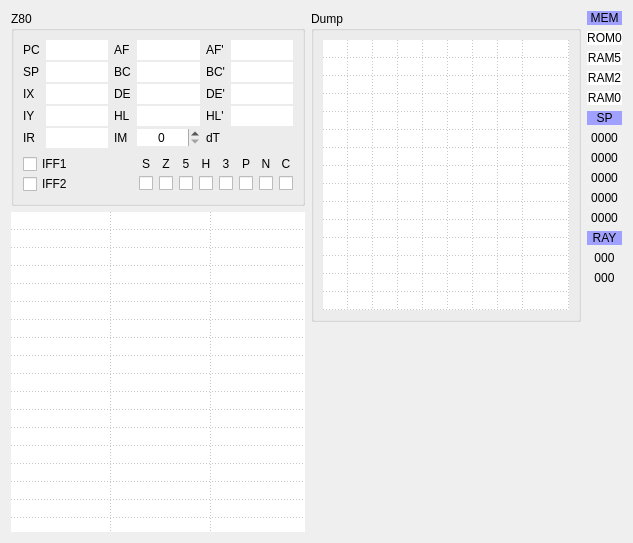
This is ui/debuger.ui in samstyle/Xpeccy as Qt 5 draws it before an edit. The edited form follows.
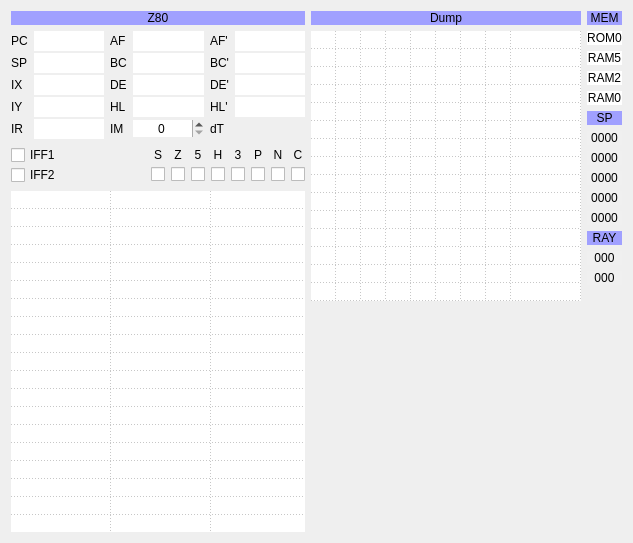
This is the edited form. Icons and pictures are not drawn.

The edit to the form file:
```diff
--- a/ui/debuger.ui
+++ b/ui/debuger.ui
@@ -27,17 +27,18 @@
    <item>
     <layout class="QVBoxLayout" name="verticalLayout_5">
      <item>
-      <widget class="QGroupBox" name="groupBox">
-       <property name="minimumSize">
-        <size>
-         <width>165</width>
-         <height>0</height>
-        </size>
+      <widget class="QLabel" name="label_26">
+       <property name="styleSheet">
+        <string notr="true">background-color: rgb(160, 160, 255)</string>
        </property>
-       <property name="title">
+       <property name="text">
         <string>Z80</string>
        </property>
-       <layout class="QVBoxLayout" name="verticalLayout">
+       <property name="alignment">
+        <set>Qt::AlignCenter</set>
+       </property>
+      </widget>
+     </item>
         <item>
          <layout class="QGridLayout" name="gridLayout">
           <property name="verticalSpacing">
@@ -584,9 +585,6 @@
           </item>
          </layout>
         </item>
-       </layout>
-      </widget>
-     </item>
      <item>
       <widget class="QTableWidget" name="dasmTable">
        <property name="contextMenuPolicy">
@@ -665,23 +663,18 @@
    <item>
     <layout class="QVBoxLayout" name="verticalLayout_4">
      <item>
-      <widget class="QGroupBox" name="groupBox_4">
-       <property name="sizePolicy">
-        <sizepolicy hsizetype="Fixed" vsizetype="Preferred">
-         <horstretch>0</horstretch>
-         <verstretch>0</verstretch>
-        </sizepolicy>
+      <widget class="QLabel" name="label_28">
+       <property name="styleSheet">
+        <string notr="true">background-color: rgb(160, 160, 255)</string>
        </property>
-       <property name="minimumSize">
-        <size>
-         <width>270</width>
-         <height>0</height>
-        </size>
-       </property>
-       <property name="title">
+       <property name="text">
         <string>Dump</string>
        </property>
-       <layout class="QVBoxLayout" name="verticalLayout_3">
+       <property name="alignment">
+        <set>Qt::AlignCenter</set>
+       </property>
+      </widget>
+     </item>
         <item>
          <widget class="QTableWidget" name="dumpTable">
           <property name="sizePolicy">
@@ -692,7 +685,7 @@
           </property>
           <property name="minimumSize">
            <size>
-            <width>0</width>
+         <width>270</width>
             <height>270</height>
            </size>
           </property>
@@ -771,9 +764,6 @@
           <column/>
          </widget>
         </item>
-       </layout>
-      </widget>
-     </item>
      <item>
       <spacer name="verticalSpacer_2">
        <property name="orientation">
@@ -949,6 +939,9 @@
      </item>
      <item>
       <widget class="QLabel" name="labRX">
+       <property name="styleSheet">
+        <string notr="true">background-color: rgb(240,240,240)</string>
+       </property>
        <property name="text">
         <string>000</string>
        </property>
@@ -959,6 +952,9 @@
      </item>
      <item>
       <widget class="QLabel" name="labRY">
+       <property name="styleSheet">
+        <string notr="true">background-color: rgb(240,240,240)</string>
+       </property>
        <property name="text">
         <string>000</string>
        </property>
```
Lines whose indentation alone changed are shown as unchanged.
